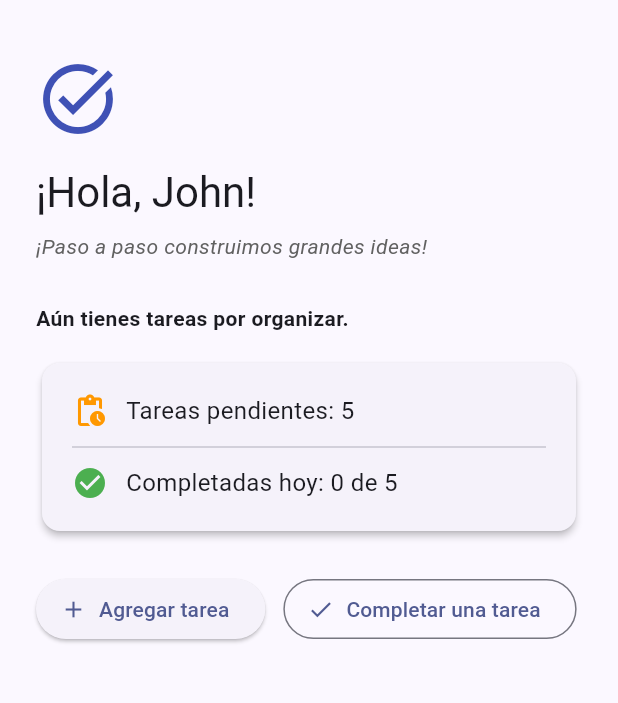
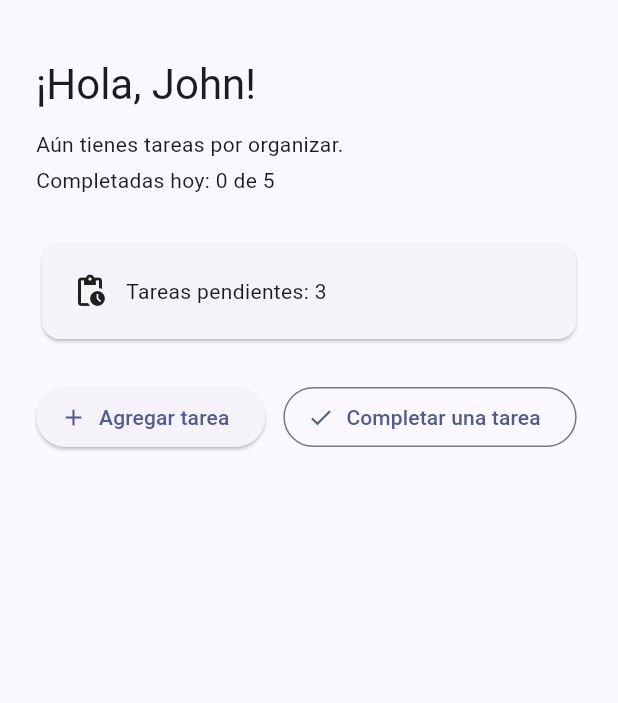
Before and after one commit to Jbello18/TaskFlow-JohnBello, a Flutter app: the screen it shows after launch, on a phone screen of 412 x 824 dp, the part 63-766 px from its top. Run offline on Flutter 3.47's test engine with Material 3 defaults, Android fonts, the phone set to English and light mode, and no system bars.

Commit message:
feat: agregar estado de tareas

```diff
--- a/lib/main.dart
+++ b/lib/main.dart
@@ -29,15 +29,12 @@ class WelcomeScreen extends StatefulWidget {
 }
 
 class _WelcomeScreenState extends State<WelcomeScreen> {
-  // Datos del usuario y curso
-  final String studentName = 'John'; // Reemplaza con tu nombre
-  final String courseName = 'Desarrollo de Aplicaciones Móviles';
-  final String motivationalMessage = '¡Paso a paso construimos grandes ideas!';
+  final String studentName = 'John';
+  int pendingTasks = 3;
 
-  // Estado de tareas
-  int pendingTasks = 5;
+  // 1. Declarar objetivo diario y tareas completadas
+  static const int dailyGoal = 5;
   int completedTasks = 0;
-  static const int dailyGoal = 5;
 
   void _addTask() {
     setState(() {
@@ -46,11 +43,16 @@ class _WelcomeScreenState extends State<WelcomeScreen> {
   }
 
   void _completeTask() {
-    if (pendingTasks == 0) return;
+    if (pendingTasks == 0) {
+      return;
+    }
 
+    // 3. Decrementar pendientes e incrementar completadas si es menor que la meta
     setState(() {
       pendingTasks--;
+      if (completedTasks < dailyGoal) {
         completedTasks++;
+      }
     });
   }
 
@@ -64,64 +66,27 @@ class _WelcomeScreenState extends State<WelcomeScreen> {
       appBar: AppBar(title: const Text('TaskFlow'), centerTitle: true),
       body: Padding(
         padding: const EdgeInsets.all(24),
-        child: SingleChildScrollView(
         child: Column(
           crossAxisAlignment: CrossAxisAlignment.start,
           children: [
-              const Icon(
-                Icons.task_alt,
-                size: 56,
-                color: Colors.indigo,
-              ), // Ícono de la app
-              const SizedBox(height: 16),
             Text(
               '¡Hola, $studentName!',
               style: Theme.of(context).textTheme.headlineMedium,
             ),
-              const SizedBox(height: 8),
-              Text(
-                motivationalMessage, // Mensaje motivacional mostrado debajo del saludo
-                style: TextStyle(
-                  fontStyle: FontStyle.italic,
-                  color: Colors.grey[700],
-                ),
-              ),
+            const SizedBox(height: 12),
+            Text(statusMessage),
+            const SizedBox(height: 4),
+            // 2. Texto con el avance del objetivo diario
+            Text('Completadas hoy: $completedTasks de $dailyGoal'),
             const SizedBox(height: 28),
-              Text(
-                statusMessage,
-                style: const TextStyle(fontWeight: FontWeight.bold),
-              ),
-              const SizedBox(height: 16),
             Card(
-                elevation: 2,
               child: Padding(
                 padding: const EdgeInsets.all(20),
-                  child: Column(
+                child: Row(
                   children: [
-                      Row(
-                        children: [
-                          const Icon(
-                            Icons.pending_actions,
-                            color: Colors.orange,
-                          ),
+                    const Icon(Icons.pending_actions),
                     const SizedBox(width: 12),
-                          Text(
-                            'Tareas pendientes: $pendingTasks',
-                            style: const TextStyle(fontSize: 16),
-                          ),
-                        ],
-                      ),
-                      const Divider(height: 24),
-                      Row(
-                        children: [
-                          const Icon(Icons.check_circle, color: Colors.green),
-                          const SizedBox(width: 12),
-                          Text(
-                            'Completadas hoy: $completedTasks de $dailyGoal',
-                            style: const TextStyle(fontSize: 16),
-                          ),
-                        ],
-                      ),
+                    Text('Tareas pendientes: $pendingTasks'),
                   ],
                 ),
               ),
@@ -146,7 +111,6 @@ class _WelcomeScreenState extends State<WelcomeScreen> {
           ],
         ),
       ),
-      ),
     );
   }
 }
```
Lines whose indentation alone changed are shown as unchanged.
